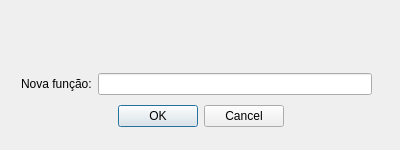
The window that lehfuncao.ui (celeron550/Plotador) describes before a commit, drawn with Qt 5.
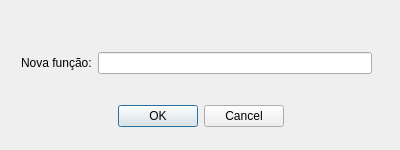
The same window after the commit.

```diff
--- a/lehfuncao.ui
+++ b/lehfuncao.ui
@@ -32,11 +32,11 @@
     <bool>true</bool>
    </property>
   </widget>
-  <widget class="QWidget" name="">
+  <widget class="QWidget" name="layoutWidget">
    <property name="geometry">
     <rect>
      <x>21</x>
-     <y>71</y>
+     <y>50</y>
      <width>351</width>
      <height>26</height>
     </rect>
```
